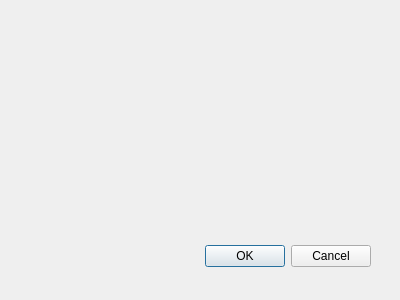
Before: the Qt Designer form traing_gui/del_user.ui in degieusz/face_recogniction, drawn with Qt 5.
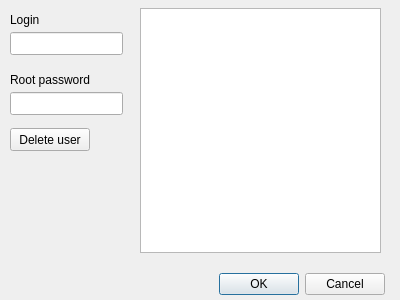
After: the same form once the commit is applied.

Commit message: add and remove user in gui implemented without face recognition

Diff of the .ui file:
```diff
--- a/traing_gui/del_user.ui
+++ b/traing_gui/del_user.ui
@@ -18,8 +18,8 @@
   <widget class="QDialogButtonBox" name="buttonBox">
    <property name="geometry">
     <rect>
-     <x>30</x>
-     <y>240</y>
+     <x>44</x>
+     <y>268</y>
      <width>341</width>
      <height>32</height>
     </rect>
@@ -31,6 +31,75 @@
     <set>QDialogButtonBox::Cancel|QDialogButtonBox::Ok</set>
    </property>
   </widget>
+  <widget class="QLabel" name="label">
+   <property name="geometry">
+    <rect>
+     <x>10</x>
+     <y>12</y>
+     <width>57</width>
+     <height>15</height>
+    </rect>
+   </property>
+   <property name="text">
+    <string>Login</string>
+   </property>
+  </widget>
+  <widget class="QLineEdit" name="root_password">
+   <property name="geometry">
+    <rect>
+     <x>10</x>
+     <y>92</y>
+     <width>113</width>
+     <height>23</height>
+    </rect>
+   </property>
+  </widget>
+  <widget class="QLabel" name="label_4">
+   <property name="geometry">
+    <rect>
+     <x>10</x>
+     <y>72</y>
+     <width>109</width>
+     <height>16</height>
+    </rect>
+   </property>
+   <property name="text">
+    <string>Root password</string>
+   </property>
+  </widget>
+  <widget class="QLineEdit" name="login">
+   <property name="geometry">
+    <rect>
+     <x>10</x>
+     <y>32</y>
+     <width>113</width>
+     <height>23</height>
+    </rect>
+   </property>
+  </widget>
+  <widget class="QPushButton" name="delete_user">
+   <property name="geometry">
+    <rect>
+     <x>10</x>
+     <y>128</y>
+     <width>80</width>
+     <height>23</height>
+    </rect>
+   </property>
+   <property name="text">
+    <string>Delete user</string>
+   </property>
+  </widget>
+  <widget class="QPlainTextEdit" name="debug_prints">
+   <property name="geometry">
+    <rect>
+     <x>140</x>
+     <y>8</y>
+     <width>241</width>
+     <height>245</height>
+    </rect>
+   </property>
+  </widget>
  </widget>
  <pixmapfunction/>
  <resources/>
```
Left out of the diff: 13 changed lines with no effect on the pictures. The commit also changes 9 other files.
